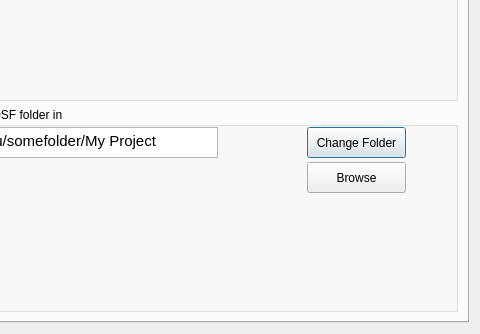
CenterForOpenScience/osf-sync, file osfoffline/gui/qt/static/preferences.ui: the form before one commit; both pictures show x 155 to 635 and y 151 to 485 of the 635 by 485 pixel window.
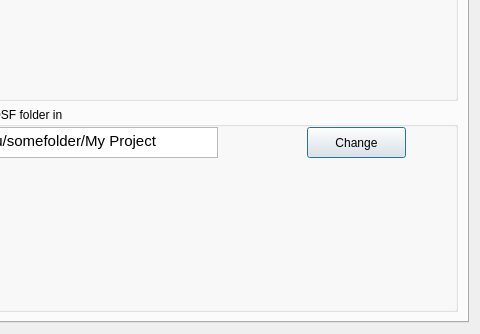
The form after the commit. The open tabs and pages were chosen to show the change.

Commit message: Some fixes * Fix Change button UI * Modify Change button behavior * Copy all files from old user.folder to the new one. This way, they   dont get deleted on OSF

```diff
--- a/osfoffline/gui/qt/static/preferences.ui
+++ b/osfoffline/gui/qt/static/preferences.ui
@@ -64,20 +64,7 @@
              </rect>
             </property>
             <property name="text">
-             <string>Change Folder</string>
-            </property>
-           </widget>
-           <widget class="QPushButton" name="browseFolderButton">
-            <property name="geometry">
-             <rect>
-              <x>440</x>
-              <y>55</y>
-              <width>99</width>
-              <height>31</height>
-             </rect>
-            </property>
-            <property name="text">
-             <string>Browse</string>
+             <string>Change</string>
             </property>
            </widget>
            <widget class="QTextEdit" name="containingFolderTextEdit">
```
The commit also changes 2 other files.
